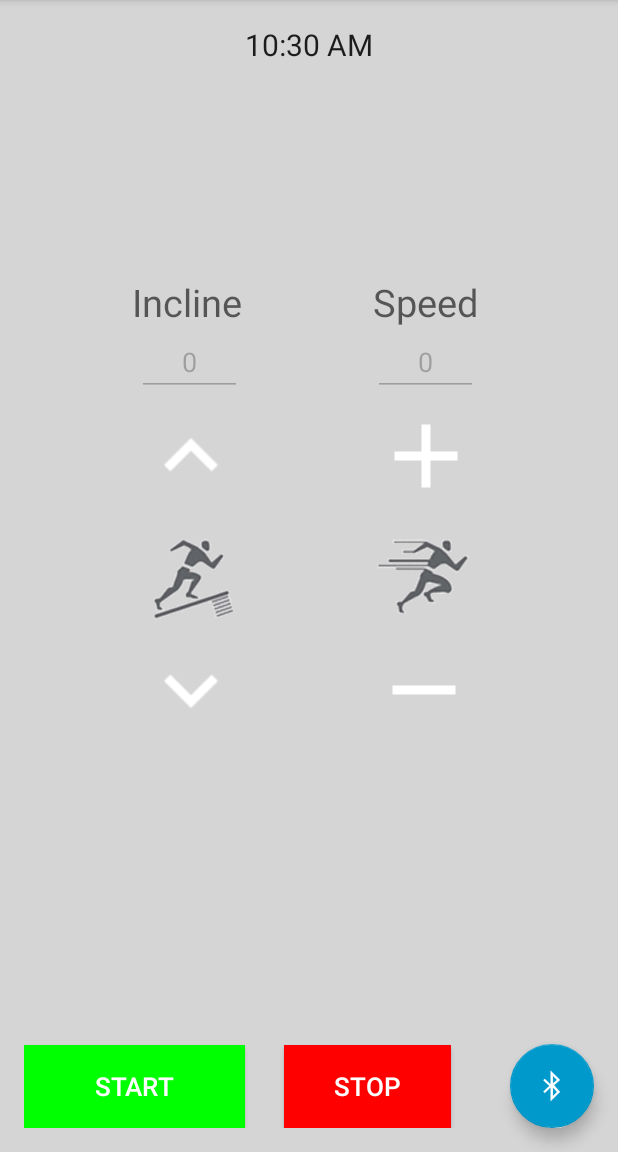
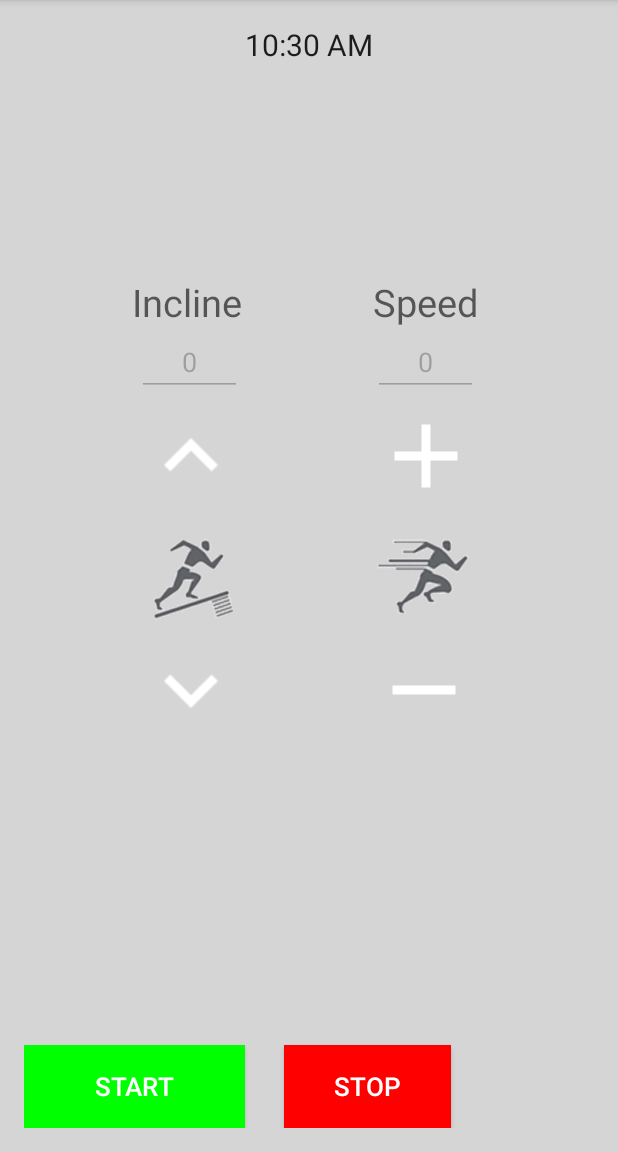
Before and after one commit to admin-it/Android-Treadmill-Controller, an Android app: the screen it shows after launch (MainActivity), with the options menu open, on a phone screen of 412 x 824 dp, the part 84-1236 px from its top. Run offline under Robolectric (Android 15) with nearby library versions, the phone set to English and light mode, and no system bars.

Commit message:
Remove bluetooth floating button by Enyil Valle

```diff
--- a/app/src/main/AndroidManifest.xml
+++ b/app/src/main/AndroidManifest.xml
@@ -24,6 +24,7 @@
         </activity>
         <activity
             android:name=".SettingsActivity"
+            android:parentActivityName=".MainActivity"
             android:label="@string/title_activity_settings"></activity>
     </application>
 
--- a/app/src/main/res/layout/activity_main.xml
+++ b/app/src/main/res/layout/activity_main.xml
@@ -30,7 +30,8 @@
         android:layout_gravity="bottom|end"
         android:layout_margin="@dimen/fab_margin"
         app:backgroundTint="@android:color/holo_blue_dark"
-        android:src="@android:drawable/stat_sys_data_bluetooth" />
+        android:src="@android:drawable/stat_sys_data_bluetooth"
+        android:visibility="gone" />
 
 
 </android.support.design.widget.CoordinatorLayout>
--- a/app/src/main/res/layout/content_main.xml
+++ b/app/src/main/res/layout/content_main.xml
@@ -70,7 +70,8 @@
         android:background="#d5d5d5"
         android:clickable="true"
         android:layout_toEndOf="@+id/textClock"
-        android:layout_above="@+id/imageView2" />
+        android:layout_above="@+id/imageView2"
+        android:visibility="visible" />
 
     <ImageView
         android:layout_width="70dp"
--- a/app/src/main/res/menu/menu_main.xml
+++ b/app/src/main/res/menu/menu_main.xml
@@ -4,5 +4,12 @@
         android:id="@+id/action_settings"
         android:orderInCategory="100"
         android:title="@string/action_settings"
+        android:icon="@android:drawable/ic_menu_preferences"
         app:showAsAction="never" />
+    <item
+        android:id="@+id/action_bluetooth"
+        android:orderInCategory="100"
+        android:icon="@android:drawable/stat_sys_data_bluetooth"
+        android:title="@string/action_settings"
+        app:showAsAction="always" />
 </menu>
```
Also changed, not shown: app/src/main/java/command/fedex/myapplication/MainActivity.java (+52 -32 lines).
